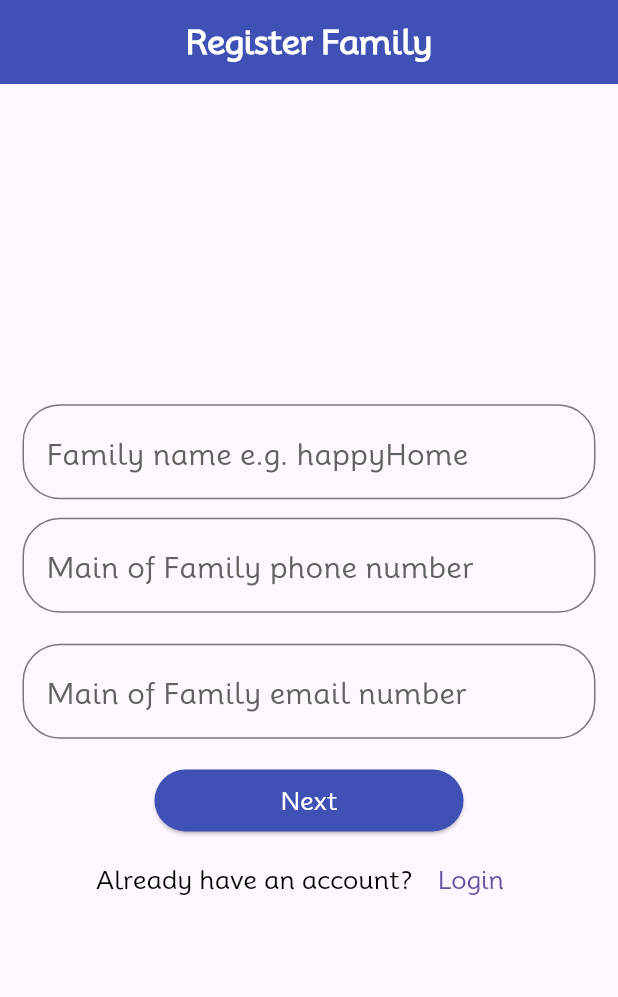
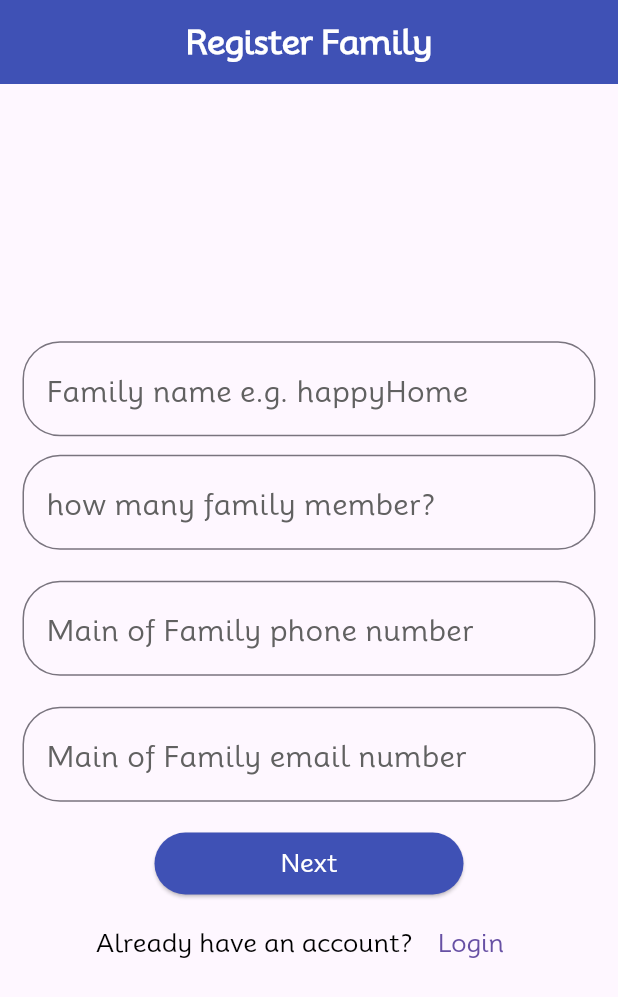
Before and after one commit to jeel-butani/HCD-Project, a Flutter app: the SignupFamily screen opened directly, on a phone screen of 412 x 824 dp. Shown: the top 997 px of the screen. Run offline on Flutter 3.47's test engine with Material 3 defaults, Android fonts, the phone set to English and light mode, and no system bars; our stand-ins replace cloud_firestore, firebase_auth, firebase_core, get; accounts and stored records are empty.

Commit message:
creat apis

```diff
--- /dev/null
+++ b/family_management/lib/firebase_api/family_api.dart
@@ -0,0 +1,35 @@
+import 'package:cloud_firestore/cloud_firestore.dart';
+import '../model/response.dart';
+
+final FirebaseFirestore _firestore = FirebaseFirestore.instance;
+final CollectionReference _Collection = _firestore.collection('Family');
+
+class FirebaseCrud {
+//CRUD method here
+  static Future<Response> addFamily({
+    required String name,
+    required String size,
+    required String phoneNum,
+    required String email,
+  }) async {
+    Response response = Response();
+    DocumentReference documentReferencer = _Collection.doc();
+
+    Map<String, dynamic> data = <String, dynamic>{
+      "family_name": name,
+      "family_size": size,
+      "head_num": phoneNum,
+      "head_email": email
+    };
+
+    var result = await documentReferencer.set(data).whenComplete(() {
+      response.code = 200;
+      response.message = "Sucessfully added to the database";
+    }).catchError((e) {
+      response.code = 500;
+      response.message = e;
+    });
+
+    return response;
+  }
+}
--- /dev/null
+++ b/family_management/lib/model/family.dart
@@ -0,0 +1,8 @@
+class Family{
+  String? size;
+  String? familyName;
+  String? phoneNum;
+  String? email;
+
+  Family({this.familyName,this.size,this.phoneNum,this.email});
+}
--- /dev/null
+++ b/family_management/lib/model/response.dart
@@ -0,0 +1,5 @@
+class Response{
+  int? code;
+  String? message;
+  Response({this.code,this.message});
+}
--- a/family_management/lib/signup_family.dart
+++ b/family_management/lib/signup_family.dart
@@ -1,8 +1,11 @@
 import 'package:family_management/get_size.dart';
 import 'package:family_management/login_family.dart';
+import 'package:family_management/login_member.dart';
 import 'package:family_management/ui_helper.dart';
 import 'package:flutter/material.dart';
 import 'package:get/get.dart';
+
+import 'firebase_api/family_api.dart';
 
 class SignupFamily extends StatefulWidget {
   const SignupFamily({super.key});
@@ -13,11 +16,13 @@ class SignupFamily extends StatefulWidget {
 
 class _SignupFamilyState extends State<SignupFamily> {
   late TextEditingController familyNameController;
+  late TextEditingController familyMemberController;
   late TextEditingController phoneController;
   late TextEditingController emailController;
   @override
   void initState() {
     familyNameController = TextEditingController();
+    familyMemberController = TextEditingController();
     phoneController = TextEditingController();
     emailController = TextEditingController();
     // TODO: implement initState
@@ -47,6 +52,11 @@ class _SignupFamilyState extends State<SignupFamily> {
             SizedBox(
               height: CompnentSize.getHeight(context, 0.015),
             ),
+            UiHelper.customTextField(familyMemberController,
+                "how many family member?", Icons.group, context),
+            SizedBox(
+              height: CompnentSize.getHeight(context, 0.025),
+            ),
             UiHelper.customTextField(phoneController,
                 "Main of Family phone number", Icons.phone, context),
             SizedBox(
@@ -57,7 +67,10 @@ class _SignupFamilyState extends State<SignupFamily> {
             SizedBox(
               height: CompnentSize.getHeight(context, 0.025),
             ),
-            UiHelper.customButton(() {}, "Next", context),
+            UiHelper.customButton(() {
+              signUp();
+
+            }, "Next", context),
             SizedBox(
               height: CompnentSize.getHeight(context, 0.01),
             ),
@@ -91,4 +104,29 @@ class _SignupFamilyState extends State<SignupFamily> {
       ),
     );
   }
+
+  void signUp() async {
+    // print(phoneController.text.trim());
+    if (familyNameController.text.trim() != "" &&
+        familyMemberController.text.trim() != "" &&
+        phoneController.text.trim() != "" &&
+        emailController.text.trim() != "") {
+      var response = await FirebaseCrud.addFamily(
+          name: familyNameController.text.trim(),
+          size: familyMemberController.text.trim(),
+          phoneNum: phoneController.text.trim(),
+          email: emailController.text.trim());
+      if (response.code != 200) {
+        Get.off(() => LoginMember());
+      } else {
+        showDialog(
+            context: context,
+            builder: (context) {
+              return AlertDialog(
+                content: Text(response.message.toString()),
+              );
+            });
+      }
+    }
+  }
 }
--- a/family_management/pubspec.yaml
+++ b/family_management/pubspec.yaml
@@ -38,6 +38,7 @@ dependencies:
   firebase_core: ^2.24.2
   get: ^4.6.6
   firebase_auth: ^4.16.0
+  cloud_firestore: ^4.14.0
 
 dev_dependencies:
   flutter_test:
```
Also changed, not shown: family_management/pubspec.lock, 3 other files.
